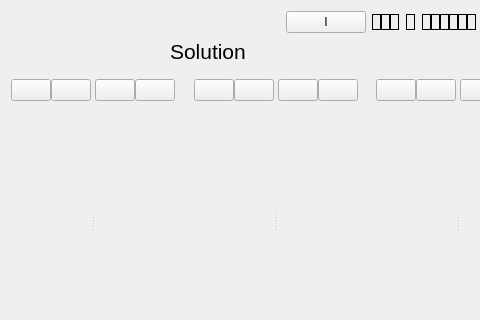
Old version of the form app/qtapp/rtknavi_qt/navimain.ui in the repository ourairquality/RTKLIB; both pictures show x 306 to 786 and y 0 to 320 of the 965 by 438 pixel window.
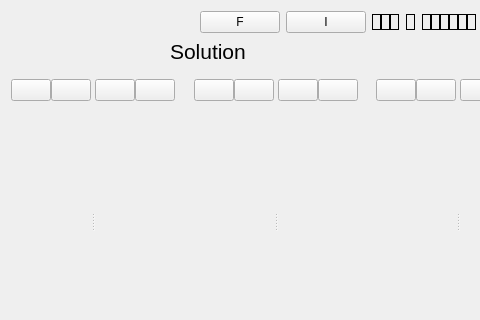
New version of the form. Icons and pictures are not drawn.

The edit to the form file:
```diff
--- a/app/qtapp/rtknavi_qt/navimain.ui
+++ b/app/qtapp/rtknavi_qt/navimain.ui
@@ -109,6 +109,22 @@
          <property name="bottomMargin">
           <number>0</number>
          </property>
+         <item>
+          <widget class="QPushButton" name="btnInputFile">
+           <property name="sizePolicy">
+            <sizepolicy hsizetype="Fixed" vsizetype="Fixed">
+             <horstretch>0</horstretch>
+             <verstretch>0</verstretch>
+            </sizepolicy>
+           </property>
+           <property name="toolTip">
+            <string>Define input files</string>
+           </property>
+           <property name="text">
+            <string>F</string>
+           </property>
+          </widget>
+         </item>
          <item>
           <widget class="QPushButton" name="btnInputStream">
            <property name="sizePolicy">
```
Left out of the diff: 1 changed line with no effect on the pictures.
